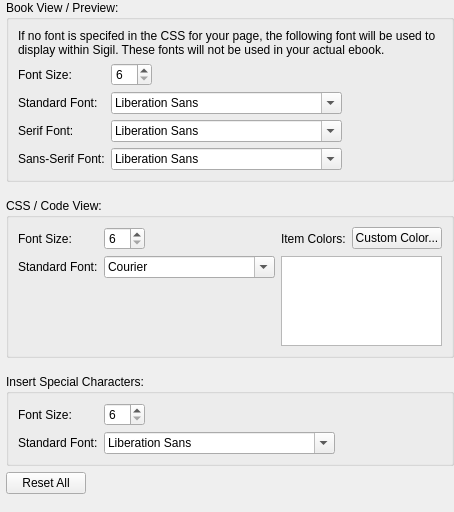
Sigil-Ebook/Sigil, file src/Sigil/Form_Files/PAppearanceWidget.ui: the form before one commit.
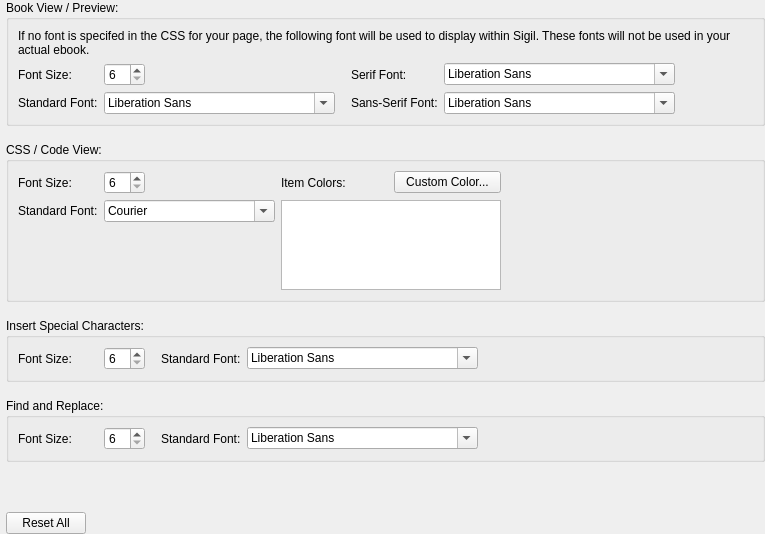
The form after the commit.

Commit message: Implement issue 1980: Preference option to set the font and size of text in Find & Replace.

Patch:
```diff
--- a/src/Sigil/Form_Files/PAppearanceWidget.ui
+++ b/src/Sigil/Form_Files/PAppearanceWidget.ui
@@ -6,8 +6,8 @@
    <rect>
     <x>0</x>
     <y>0</y>
-    <width>425</width>
-    <height>512</height>
+    <width>765</width>
+    <height>534</height>
    </rect>
   </property>
   <property name="windowTitle">
@@ -49,6 +49,38 @@
        <layout class="QHBoxLayout" name="horizontalLayoutBV" stretch="0,0">
         <item>
          <layout class="QGridLayout" name="gridLayoutBV">
+          <item row="1" column="4">
+           <spacer name="horizontalSpacer_5">
+            <property name="orientation">
+             <enum>Qt::Horizontal</enum>
+            </property>
+            <property name="sizeType">
+             <enum>QSizePolicy::Fixed</enum>
+            </property>
+            <property name="sizeHint" stdset="0">
+             <size>
+              <width>10</width>
+              <height>10</height>
+             </size>
+            </property>
+           </spacer>
+          </item>
+          <item row="0" column="4">
+           <spacer name="horizontalSpacer_3">
+            <property name="orientation">
+             <enum>Qt::Horizontal</enum>
+            </property>
+            <property name="sizeType">
+             <enum>QSizePolicy::Fixed</enum>
+            </property>
+            <property name="sizeHint" stdset="0">
+             <size>
+              <width>10</width>
+              <height>20</height>
+             </size>
+            </property>
+           </spacer>
+          </item>
           <item row="0" column="0">
            <widget class="QLabel" name="labelBookViewFontSize">
             <property name="minimumSize">
@@ -66,7 +98,7 @@
             </property>
            </widget>
           </item>
-          <item row="0" column="3">
+          <item row="0" column="7">
            <spacer name="horizontalSpacerBV">
             <property name="orientation">
              <enum>Qt::Horizontal</enum>
@@ -79,45 +111,7 @@
             </property>
            </spacer>
           </item>
-          <item row="0" column="2">
-           <widget class="QSpinBox" name="bookViewFontSizeSpin">
-            <property name="minimum">
-             <number>6</number>
-            </property>
-            <property name="maximum">
-             <number>99</number>
-            </property>
-           </widget>
-          </item>
-          <item row="1" column="0">
-           <widget class="QLabel" name="labelBookViewFontStandard">
-            <property name="toolTip">
-             <string>Default font family to be used for Book View and Preview
-if no font-family specified in your CSS</string>
-            </property>
-            <property name="text">
-             <string>Standard Font:</string>
-            </property>
-           </widget>
-          </item>
-          <item row="1" column="2" colspan="2">
-           <widget class="QFontComboBox" name="cbBookViewFontStandard"/>
-          </item>
-          <item row="2" column="0">
-           <widget class="QLabel" name="labelBookViewFontSerif">
-            <property name="toolTip">
-             <string>Default font family to be used for Book View and Preview
-if a serif font-family specified in your CSS</string>
-            </property>
-            <property name="text">
-             <string>Serif Font:</string>
-            </property>
-           </widget>
-          </item>
-          <item row="2" column="2" colspan="2">
-           <widget class="QFontComboBox" name="cbBookViewFontSerif"/>
-          </item>
-          <item row="3" column="0">
+          <item row="1" column="5">
            <widget class="QLabel" name="labelBookViewFontSansSerif">
             <property name="toolTip">
              <string>Default font family to be used for Book View and Preview
@@ -128,9 +122,60 @@
             </property>
            </widget>
           </item>
-          <item row="3" column="2" colspan="2">
+          <item row="1" column="6">
            <widget class="QFontComboBox" name="cbBookViewFontSansSerif"/>
           </item>
+          <item row="0" column="5">
+           <widget class="QLabel" name="labelBookViewFontSerif">
+            <property name="toolTip">
+             <string>Default font family to be used for Book View and Preview
+if a serif font-family specified in your CSS</string>
+            </property>
+            <property name="text">
+             <string>Serif Font:</string>
+            </property>
+           </widget>
+          </item>
+          <item row="0" column="6">
+           <widget class="QFontComboBox" name="cbBookViewFontSerif"/>
+          </item>
+          <item row="1" column="2" colspan="2">
+           <widget class="QFontComboBox" name="cbBookViewFontStandard"/>
+          </item>
+          <item row="1" column="0">
+           <widget class="QLabel" name="labelBookViewFontStandard">
+            <property name="toolTip">
+             <string>Default font family to be used for Book View and Preview
+if no font-family specified in your CSS</string>
+            </property>
+            <property name="text">
+             <string>Standard Font:</string>
+            </property>
+           </widget>
+          </item>
+          <item row="0" column="2">
+           <widget class="QSpinBox" name="bookViewFontSizeSpin">
+            <property name="minimum">
+             <number>6</number>
+            </property>
+            <property name="maximum">
+             <number>99</number>
+            </property>
+           </widget>
+          </item>
+          <item row="0" column="3">
+           <spacer name="horizontalSpacer_6">
+            <property name="orientation">
+             <enum>Qt::Horizontal</enum>
+            </property>
+            <property name="sizeHint" stdset="0">
+             <size>
+              <width>40</width>
+              <height>20</height>
+             </size>
+            </property>
+           </spacer>
+          </item>
          </layout>
         </item>
         <item>
@@ -174,9 +219,16 @@
      </property>
      <layout class="QVBoxLayout" name="verticalLayoutCV">
       <item>
-       <layout class="QHBoxLayout" name="horizontalLayoutCV" stretch="0">
+       <layout class="QHBoxLayout" name="horizontalLayoutCV" stretch="0,0">
         <item>
-         <layout class="QGridLayout" name="gridLayoutCV">
+         <layout class="QGridLayout" name="gridLayoutCV" columnstretch="0,0,0,0,0">
+          <item row="0" column="1">
+           <widget class="QSpinBox" name="codeViewFontSizeSpin">
+            <property name="minimum">
+             <number>6</number>
+            </property>
+           </widget>
+          </item>
           <item row="0" column="3">
            <widget class="QLabel" name="labelColors">
             <property name="text">
@@ -213,13 +265,6 @@
             </property>
            </spacer>
           </item>
-          <item row="0" column="1">
-           <widget class="QSpinBox" name="codeViewFontSizeSpin">
-            <property name="minimum">
-             <number>6</number>
-            </property>
-           </widget>
-          </item>
           <item row="1" column="0">
            <widget class="QLabel" name="labelCodeViewFont">
             <property name="toolTip">
@@ -271,6 +316,19 @@
           </item>
          </layout>
         </item>
+        <item>
+         <spacer name="horizontalSpacer_7">
+          <property name="orientation">
+           <enum>Qt::Horizontal</enum>
+          </property>
+          <property name="sizeHint" stdset="0">
+           <size>
+            <width>40</width>
+            <height>20</height>
+           </size>
+          </property>
+         </spacer>
+        </item>
        </layout>
       </item>
      </layout>
@@ -316,7 +374,7 @@
           </property>
          </widget>
         </item>
-        <item row="0" column="3">
+        <item row="0" column="6">
          <spacer name="horizontalSpacerSC">
           <property name="orientation">
            <enum>Qt::Horizontal</enum>
@@ -339,7 +397,7 @@
           </property>
          </widget>
         </item>
-        <item row="1" column="0">
+        <item row="0" column="4">
          <widget class="QLabel" name="labelSpecialCharacterFont">
           <property name="toolTip">
            <string>Font family to be used for Insert Special Characters window</string>
@@ -349,9 +407,25 @@
           </property>
          </widget>
         </item>
-        <item row="1" column="2" colspan="2">
+        <item row="0" column="5">
          <widget class="QFontComboBox" name="cbSpecialCharacterFont"/>
         </item>
+        <item row="0" column="3">
+         <spacer name="horizontalSpacer">
+          <property name="orientation">
+           <enum>Qt::Horizontal</enum>
+          </property>
+          <property name="sizeType">
+           <enum>QSizePolicy::Fixed</enum>
+          </property>
+          <property name="sizeHint" stdset="0">
+           <size>
+            <width>10</width>
+            <height>20</height>
+           </size>
+          </property>
+         </spacer>
+        </item>
        </layout>
       </item>
       <item>
@@ -370,6 +444,113 @@
      </layout>
     </widget>
    </item>
+   <item>
+    <spacer name="verticalSpacerFR">
+     <property name="orientation">
+      <enum>Qt::Vertical</enum>
+     </property>
+     <property name="sizeType">
+      <enum>QSizePolicy::Fixed</enum>
+     </property>
+     <property name="sizeHint" stdset="0">
+      <size>
+       <width>20</width>
+       <height>10</height>
+      </size>
+     </property>
+    </spacer>
+   </item>
+   <item>
+    <widget class="QGroupBox" name="groupBoxFindReplace">
+     <property name="title">
+      <string>Find and Replace:</string>
+     </property>
+     <layout class="QHBoxLayout" name="horizontalLayoutSC" stretch="0,0">
+      <item>
+       <layout class="QGridLayout" name="gridLayoutFR">
+        <item row="0" column="3">
+         <widget class="QLabel" name="labelFindReplaceFont">
+          <property name="toolTip">
+           <string>Font family to be used for Find and Replace text boxes.</string>
+          </property>
+          <property name="text">
+           <string>Standard Font:</string>
+          </property>
+         </widget>
+        </item>
+        <item row="0" column="1">
+         <widget class="QSpinBox" name="findReplaceFontSizeSpin">
+          <property name="minimum">
+           <number>6</number>
+          </property>
+         </widget>
+        </item>
+        <item row="0" column="0">
+         <widget class="QLabel" name="labelFindReplaceFontSize">
+          <property name="minimumSize">
+           <size>
+            <width>80</width>
+            <height>0</height>
+           </size>
+          </property>
+          <property name="toolTip">
+           <string>Font size to be used for Find and Replace text boxes.</string>
+          </property>
+          <property name="text">
+           <string>Font Size:</string>
+          </property>
+         </widget>
+        </item>
+        <item row="0" column="4">
+         <widget class="QFontComboBox" name="cbFindReplaceFont"/>
+        </item>
+        <item row="0" column="2">
+         <spacer name="horizontalSpacer_4">
+          <property name="orientation">
+           <enum>Qt::Horizontal</enum>
+          </property>
+          <property name="sizeType">
+           <enum>QSizePolicy::Fixed</enum>
+          </property>
+          <property name="sizeHint" stdset="0">
+           <size>
+            <width>10</width>
+            <height>20</height>
+           </size>
+          </property>
+         </spacer>
+        </item>
+       </layout>
+      </item>
+      <item>
+       <spacer name="horizontalSpacerFR">
+        <property name="orientation">
+         <enum>Qt::Horizontal</enum>
+        </property>
+        <property name="sizeHint" stdset="0">
+         <size>
+          <width>0</width>
+          <height>0</height>
+         </size>
+        </property>
+       </spacer>
+      </item>
+     </layout>
+    </widget>
+   </item>
+   <item>
+    <spacer name="verticalSpacer">
+     <property name="orientation">
+      <enum>Qt::Vertical</enum>
+     </property>
+     <property name="sizeHint" stdset="0">
+      <size>
+       <width>20</width>
+       <height>0</height>
+      </size>
+     </property>
+    </spacer>
+   </item>
    <item>
     <layout class="QHBoxLayout" name="horizontalLayoutReset">
      <item>
@@ -403,19 +584,6 @@
      </item>
     </layout>
    </item>
-   <item>
-    <spacer name="verticalSpacer">
-     <property name="orientation">
-      <enum>Qt::Vertical</enum>
-     </property>
-     <property name="sizeHint" stdset="0">
-      <size>
-       <width>20</width>
-       <height>0</height>
-      </size>
-     </property>
-    </spacer>
-   </item>
   </layout>
  </widget>
  <resources/>
```
The commit also changes 6 other files.
